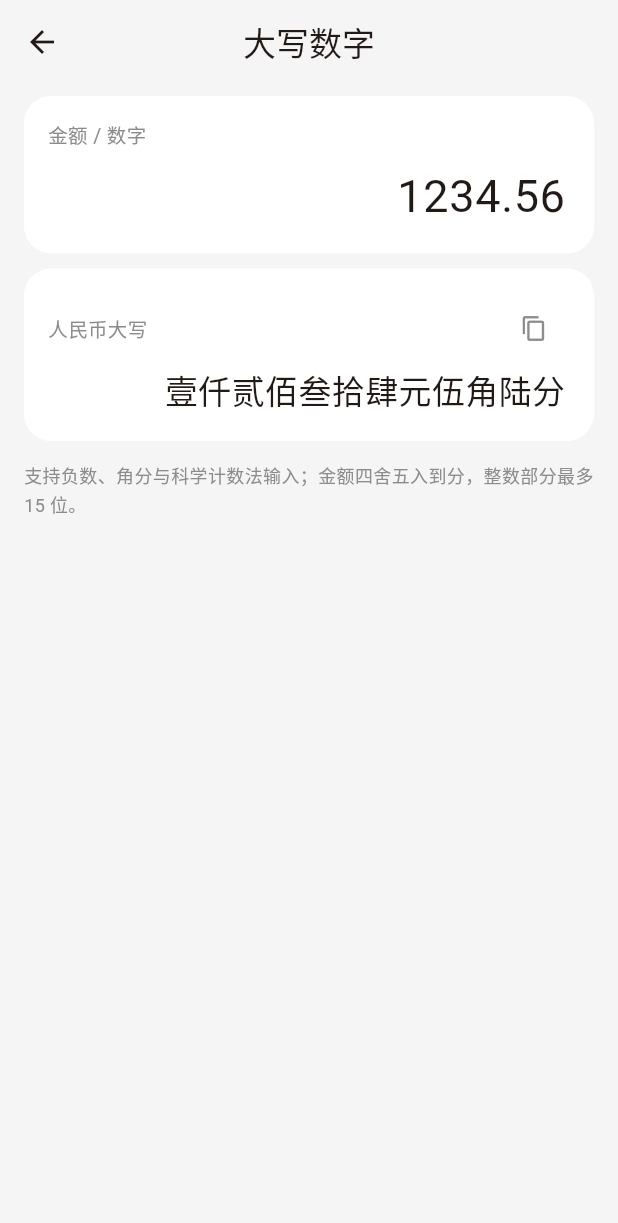
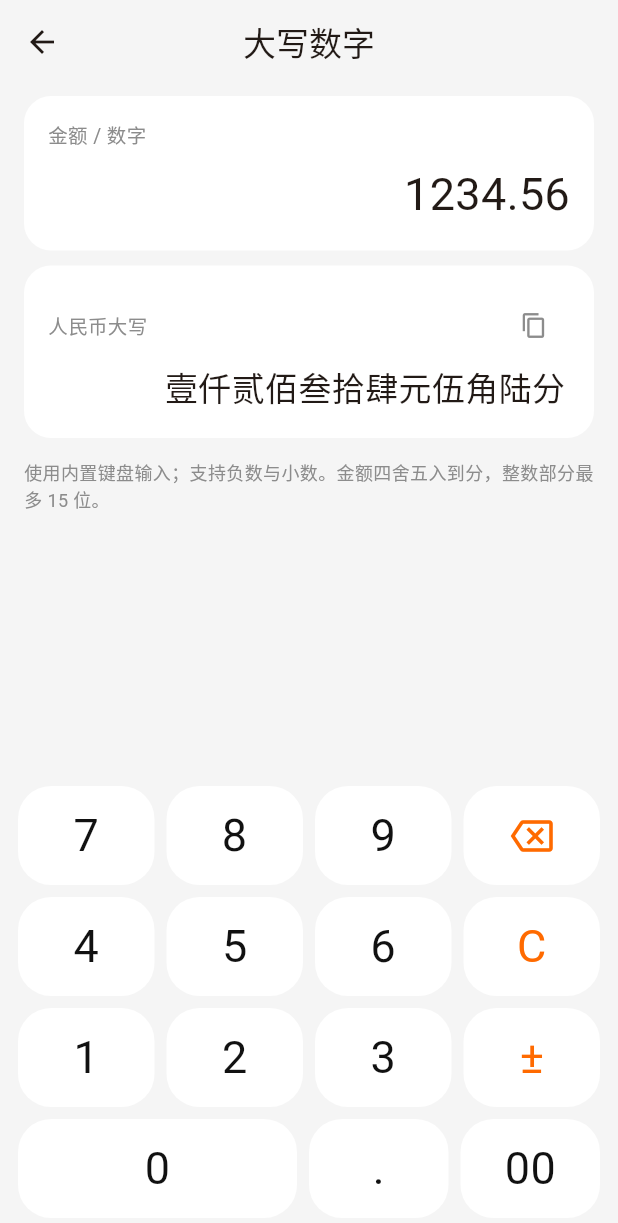
Before and after one commit to fnthinklevi/FnthinkCalculator, a Flutter app: the screen it shows after launch, after a tap on "换算", after a tap on "多功能", after a tap on "大写数字", on a phone screen of 412 x 824 dp. Shown: the top 1223 px of the screen. Run offline on Flutter 3.47's test engine with Material 3 defaults, Android fonts, the phone set to English and light mode, and no system bars; our stand-ins replace shared_preferences.

Commit message:
feat: 全应用改用内置数字键盘
- 新增共享 NumericKeypad/applyNumericKey，复用首页按键样式
- 换算详情、大写数字改为只读显示 + 常驻内置键盘
- 日期推算数量改为内置键盘弹层，仅允许非负整数
- CalcKey 支持禁用态与显式语义
- lib 内已无 TextField；119 项测试与三处模拟器走查通过

```diff
--- a/lib/features/calculator/widgets/calc_keypad.dart
+++ b/lib/features/calculator/widgets/calc_keypad.dart
@@ -239,6 +239,7 @@ class CalcKey extends StatefulWidget {
     this.icon,
     this.isOperator = false,
     this.isEquals = false,
+    this.enabled = true,
     this.onLongPress,
   });
 
@@ -248,6 +249,7 @@ class CalcKey extends StatefulWidget {
   final IconData? icon;
   final bool isOperator;
   final bool isEquals;
+  final bool enabled;
   final VoidCallback onPressed;
   final VoidCallback? onLongPress;
 
@@ -259,42 +261,51 @@ class _CalcKeyState extends State<CalcKey> {
   bool _pressed = false;
 
   void _setPressed(bool value) {
-    if (_pressed == value) return;
+    if (!widget.enabled || _pressed == value) return;
     setState(() => _pressed = value);
   }
 
   @override
   Widget build(BuildContext context) {
     final isDark = Theme.of(context).brightness == Brightness.dark;
-    final background = widget.isEquals
-        ? (_pressed ? CalcColors.orangePressed : CalcColors.orange)
-        : (_pressed
-              ? CalcColors.keyPressed(context)
-              : CalcColors.keyBackground(context));
-    final foreground = widget.isEquals
+    final background = widget.enabled
+        ? (widget.isEquals
+              ? (_pressed ? CalcColors.orangePressed : CalcColors.orange)
+              : (_pressed
+                    ? CalcColors.keyPressed(context)
+                    : CalcColors.keyBackground(context)))
+        : CalcColors.keyBackground(context);
+    final foreground = !widget.enabled
+        ? CalcColors.secondaryText(context)
+        : widget.isEquals
         ? Colors.white
         : widget.isOperator
         ? CalcColors.orange
         : (isDark ? CalcColors.darkText : CalcColors.lightText);
 
     return Semantics(
+      container: true,
       button: true,
+      enabled: widget.enabled,
+      excludeSemantics: true,
       label: widget.semanticLabel,
       child: GestureDetector(
         key: Key(widget.keyId),
         behavior: HitTestBehavior.opaque,
-        onTapDown: (_) => _setPressed(true),
-        onTapUp: (_) {
-          _setPressed(false);
-          widget.onPressed();
-        },
-        onTapCancel: () => _setPressed(false),
-        onLongPress: widget.onLongPress == null
-            ? null
-            : () {
+        onTapDown: widget.enabled ? (_) => _setPressed(true) : null,
+        onTapUp: widget.enabled
+            ? (_) {
+                _setPressed(false);
+                widget.onPressed();
+              }
+            : null,
+        onTapCancel: widget.enabled ? () => _setPressed(false) : null,
+        onLongPress: widget.enabled && widget.onLongPress != null
+            ? () {
                 _setPressed(false);
                 widget.onLongPress!();
-              },
+              }
+            : null,
         child: AnimatedScale(
           scale: _pressed ? 0.96 : 1,
           duration: const Duration(milliseconds: 80),
--- a/lib/features/multifunction/uppercase_page.dart
+++ b/lib/features/multifunction/uppercase_page.dart
@@ -3,6 +3,7 @@ import 'package:flutter/services.dart';
 
 import '../../core/utils/chinese_upper.dart';
 import '../../theme/tokens.dart';
+import '../../widgets/numeric_keypad.dart';
 
 class UppercasePage extends StatefulWidget {
   const UppercasePage({super.key});
@@ -12,22 +13,24 @@ class UppercasePage extends StatefulWidget {
 }
 
 class _UppercasePageState extends State<UppercasePage> {
-  final TextEditingController _inputController = TextEditingController(
-    text: '1234.56',
-  );
+  String _input = '1234.56';
   String? _result;
   String? _error;
 
   @override
   void initState() {
     super.initState();
-    _convert('1234.56');
+    _convert(_input);
   }
 
-  @override
-  void dispose() {
-    _inputController.dispose();
-    super.dispose();
+  void _onNumericKey(String key) {
+    _input = applyNumericKey(
+      _input,
+      key,
+      allowDecimal: true,
+      allowNegative: true,
+    );
+    _convert(_input);
   }
 
   void _convert(String value) {
@@ -76,8 +79,11 @@ class _UppercasePageState extends State<UppercasePage> {
       ),
       body: SafeArea(
         top: false,
+        child: Column(
+          children: [
+            Expanded(
               child: ListView(
-          padding: const EdgeInsets.fromLTRB(16, 8, 16, 24),
+                padding: const EdgeInsets.fromLTRB(16, 8, 16, 8),
                 children: [
                   Container(
                     padding: const EdgeInsets.all(16),
@@ -93,24 +99,20 @@ class _UppercasePageState extends State<UppercasePage> {
                           style: TextStyle(fontSize: 13, color: secondary),
                         ),
                         const SizedBox(height: 8),
-                  TextField(
+                        SizedBox(
+                          width: double.infinity,
+                          child: FittedBox(
+                            fit: BoxFit.scaleDown,
+                            alignment: Alignment.centerRight,
+                            child: Text(
+                              _input.isEmpty ? '0' : _input,
                               key: const Key('uppercase-input'),
-                    controller: _inputController,
-                    onChanged: _convert,
-                    keyboardType: const TextInputType.numberWithOptions(
-                      decimal: true,
-                      signed: true,
-                    ),
-                    textAlign: TextAlign.right,
+                              maxLines: 1,
                               style: const TextStyle(
                                 fontSize: 30,
                                 fontFeatures: CalcText.tabular,
                               ),
-                    decoration: const InputDecoration(
-                      border: InputBorder.none,
-                      isDense: true,
-                      contentPadding: EdgeInsets.zero,
-                      hintText: '0',
+                            ),
                           ),
                         ),
                       ],
@@ -169,9 +171,17 @@ class _UppercasePageState extends State<UppercasePage> {
                   ),
                   const SizedBox(height: 14),
                   Text(
-              '支持负数、角分与科学计数法输入；金额四舍五入到分，整数部分最多 15 位。',
-              style: TextStyle(fontSize: 12, height: 1.5, color: secondary),
+                    '使用内置键盘输入；支持负数与小数。金额四舍五入到分，整数部分最多 15 位。',
+                    style: TextStyle(
+                      fontSize: 12,
+                      height: 1.5,
+                      color: secondary,
                     ),
+                  ),
+                ],
+              ),
+            ),
+            NumericKeypad(onKey: _onNumericKey),
           ],
         ),
       ),
--- /dev/null
+++ b/lib/widgets/numeric_keypad.dart
@@ -0,0 +1,369 @@
+import 'package:flutter/material.dart';
+import 'package:flutter/services.dart';
+
+import '../app/app_scope.dart';
+import '../features/calculator/widgets/calc_keypad.dart';
+import '../theme/tokens.dart';
+
+String applyNumericKey(
+  String current,
+  String key, {
+  required bool allowDecimal,
+  required bool allowNegative,
+}) {
+  if (key == 'clear') {
+    return '';
+  }
+  if (key == 'backspace') {
+    if (current.isEmpty) return '';
+    final next = current.substring(0, current.length - 1);
+    return next == '-' ? '' : next;
+  }
+  if (key == 'sign') {
+    if (!allowNegative) return current;
+    if (current.isEmpty) return '-0';
+    if (current.startsWith('-')) return current.substring(1);
+    return '-$current';
+  }
+  if (key == '.') {
+    if (!allowDecimal || current.contains('.')) return current;
+    if (current.isEmpty) return '0.';
+    if (current == '-') return '-0.';
+    return '$current.';
+  }
+  if (key == '00') {
+    return _appendDigits(current, '00');
+  }
+  if (key.length == 1) {
+    final code = key.codeUnitAt(0);
+    if (code >= 48 && code <= 57) {
+      return _appendDigits(current, key);
+    }
+  }
+  return current;
+}
+
+String _appendDigits(String current, String digits) {
+  final negative = current.startsWith('-');
+  var body = negative ? current.substring(1) : current;
+  final digitCount = body.replaceAll('.', '').length;
+  if (digitCount >= 15) return current;
+  if (body.isEmpty) {
+    body = digits == '00' ? '0' : digits;
+  } else if (body == '0') {
+    body = (digits == '0' || digits == '00') ? '0' : digits;
+  } else {
+    body += digits;
+  }
+  return '${negative ? '-' : ''}$body';
+}
+
+class NumericKeypad extends StatelessWidget {
+  const NumericKeypad({
+    super.key,
+    required this.onKey,
+    this.allowDecimal = true,
+    this.allowNegative = true,
+    this.showDone = false,
+    this.onDone,
+    this.height = 300,
+  });
+
+  final ValueChanged<String> onKey;
+  final bool allowDecimal;
+  final bool allowNegative;
+  final bool showDone;
+  final VoidCallback? onDone;
+  final double height;
+
+  @override
+  Widget build(BuildContext context) {
+    final settings = AppScope.maybeOf(context);
+    void press(String key) {
+      if (settings?.haptics ?? true) {
+        HapticFeedback.lightImpact();
+      }
+      onKey(key);
+    }
+
+    Widget key({
+      required String id,
+      required String label,
+      required String semantic,
+      IconData? icon,
+      bool operator = false,
+      bool equals = false,
+      bool enabled = true,
+      required VoidCallback onTap,
+    }) {
+      return CalcKey(
+        keyId: id,
+        semanticLabel: semantic,
+        label: label,
+        icon: icon,
+        isOperator: operator,
+        isEquals: equals,
+        enabled: enabled,
+        onPressed: onTap,
+      );
+    }
+
+    Widget row(List<Widget> keys) {
+      final children = <Widget>[];
+      for (var index = 0; index < keys.length; index++) {
+        children.add(Expanded(child: keys[index]));
+        if (index != keys.length - 1) {
+          children.add(const SizedBox(width: CalcSpacing.keyGap));
+        }
+      }
+      return Expanded(child: Row(children: children));
+    }
+
+    return SizedBox(
+      height: height,
+      child: Padding(
+        padding: const EdgeInsets.fromLTRB(12, 0, 12, 12),
+        child: Column(
+          children: [
+            row([
+              key(
+                id: 'numeric-key-7',
+                label: '7',
+                semantic: '7',
+                onTap: () => press('7'),
+              ),
+              key(
+                id: 'numeric-key-8',
+                label: '8',
+                semantic: '8',
+                onTap: () => press('8'),
+              ),
+              key(
+                id: 'numeric-key-9',
+                label: '9',
+                semantic: '9',
+                onTap: () => press('9'),
+              ),
+              key(
+                id: 'numeric-key-backspace',
+                label: '',
+                semantic: '退格',
+                icon: Icons.backspace_outlined,
+                operator: true,
+                onTap: () => press('backspace'),
+              ),
+            ]),
+            const SizedBox(height: CalcSpacing.keyGap),
+            row([
+              key(
+                id: 'numeric-key-4',
+                label: '4',
+                semantic: '4',
+                onTap: () => press('4'),
+              ),
+              key(
+                id: 'numeric-key-5',
+                label: '5',
+                semantic: '5',
+                onTap: () => press('5'),
+              ),
+              key(
+                id: 'numeric-key-6',
+                label: '6',
+                semantic: '6',
+                onTap: () => press('6'),
+              ),
+              key(
+                id: 'numeric-key-clear',
+                label: 'C',
+                semantic: '清空',
+                operator: true,
+                onTap: () => press('clear'),
+              ),
+            ]),
+            const SizedBox(height: CalcSpacing.keyGap),
+            row([
+              key(
+                id: 'numeric-key-1',
+                label: '1',
+                semantic: '1',
+                onTap: () => press('1'),
+              ),
+              key(
+                id: 'numeric-key-2',
+                label: '2',
+                semantic: '2',
+                onTap: () => press('2'),
+              ),
+              key(
+                id: 'numeric-key-3',
+                label: '3',
+                semantic: '3',
+                onTap: () => press('3'),
+              ),
+              key(
+                id: 'numeric-key-sign',
+                label: '±',
+                semantic: '正负号',
+                operator: true,
+                enabled: allowNegative,
+                onTap: () => press('sign'),
+              ),
+            ]),
+            const SizedBox(height: CalcSpacing.keyGap),
+            Expanded(
+              child: Row(
+                children: [
+                  Expanded(
+                    flex: 2,
+                    child: key(
+                      id: 'numeric-key-0',
+                      label: '0',
+                      semantic: '0',
+                      onTap: () => press('0'),
+                    ),
+                  ),
+                  const SizedBox(width: CalcSpacing.keyGap),
+                  Expanded(
+                    child: key(
+                      id: 'numeric-key-dot',
+                      label: '.',
+                      semantic: '小数点',
+                      enabled: allowDecimal,
+                      onTap: () => press('.'),
+                    ),
+                  ),
+                  const SizedBox(width: CalcSpacing.keyGap),
+                  Expanded(
+                    child: showDone
+                        ? key(
+                            id: 'numeric-key-done',
+                            label: '',
+                            semantic: '完成',
+                            icon: Icons.check,
+                            equals: true,
+                            onTap: onDone ?? () {},
+                          )
+                        : key(
+                            id: 'numeric-key-00',
+                            label: '00',
+                            semantic: '双零',
+                            onTap: () => press('00'),
+                          ),
+                  ),
+                ],
+              ),
+            ),
+          ],
+        ),
+      ),
+    );
+  }
+}
+
+Future<String?> showNumericKeypad(
+  BuildContext context, {
+  required String initial,
+  required String title,
+  bool allowDecimal = true,
+  bool allowNegative = true,
+}) {
+  return showModalBottomSheet<String>(
+    context: context,
+    isScrollControlled: true,
+    showDragHandle: true,
+    backgroundColor: CalcColors.displayBackground(context),
+    builder: (context) {
+      return _NumericKeypadSheet(
+        initial: initial,
+        title: title,
+        allowDecimal: allowDecimal,
+        allowNegative: allowNegative,
+      );
+    },
+  );
+}
+
+class _NumericKeypadSheet extends StatefulWidget {
+  const _NumericKeypadSheet({
+    required this.initial,
+    required this.title,
+    required this.allowDecimal,
+    required this.allowNegative,
+  });
+
+  final String initial;
+  final String title;
+  final bool allowDecimal;
+  final bool allowNegative;
+
+  @override
+  State<_NumericKeypadSheet> createState() => _NumericKeypadSheetState();
+}
+
+class _NumericKeypadSheetState extends State<_NumericKeypadSheet> {
+  late String _value = widget.initial;
+
+  @override
+  Widget build(BuildContext context) {
+    final secondary = CalcColors.secondaryText(context);
+    return SafeArea(
+      child: SingleChildScrollView(
+        padding: const EdgeInsets.fromLTRB(16, 0, 16, 16),
+        child: Column(
+          mainAxisSize: MainAxisSize.min,
+          crossAxisAlignment: CrossAxisAlignment.stretch,
+          children: [
+            Text(
+              widget.title,
+              style: const TextStyle(fontSize: 16, fontWeight: FontWeight.w600),
+            ),
+            const SizedBox(height: 8),
+            Container(
+              padding: const EdgeInsets.symmetric(horizontal: 16, vertical: 12),
+              decoration: BoxDecoration(
+                color: CalcColors.keyBackground(context),
+                borderRadius: BorderRadius.circular(CalcRadius.card),
+              ),
+              child: FittedBox(
+                fit: BoxFit.scaleDown,
+                alignment: Alignment.centerRight,
+                child: Text(
+                  _value.isEmpty ? '0' : _value,
+                  key: const Key('numeric-sheet-display'),
+                  style: const TextStyle(
+                    fontSize: 34,
+                    fontWeight: FontWeight.w500,
+                    fontFeatures: CalcText.tabular,
+                  ),
+                ),
+              ),
+            ),
+            const SizedBox(height: 8),
+            Text(
+              widget.allowDecimal ? '支持小数与正负号' : '仅支持非负整数',
+              style: TextStyle(fontSize: 12, color: secondary),
+            ),
+            NumericKeypad(
+              height: 300,
+              allowDecimal: widget.allowDecimal,
+              allowNegative: widget.allowNegative,
+              showDone: true,
+              onKey: (key) {
+                setState(() {
+                  _value = applyNumericKey(
+                    _value,
+                    key,
+                    allowDecimal: widget.allowDecimal,
+                    allowNegative: widget.allowNegative,
+                  );
+                });
+              },
+              onDone: () => Navigator.of(context).pop(_value),
+            ),
+          ],
+        ),
+      ),
+    );
+  }
+}
```
Also changed, not shown: lib/features/converter/converter_page.dart (+38 -21 lines), lib/features/multifunction/time/date_add_view.dart (+48 -29 lines), 6 other files. Lines whose indentation alone changed are shown as unchanged.
